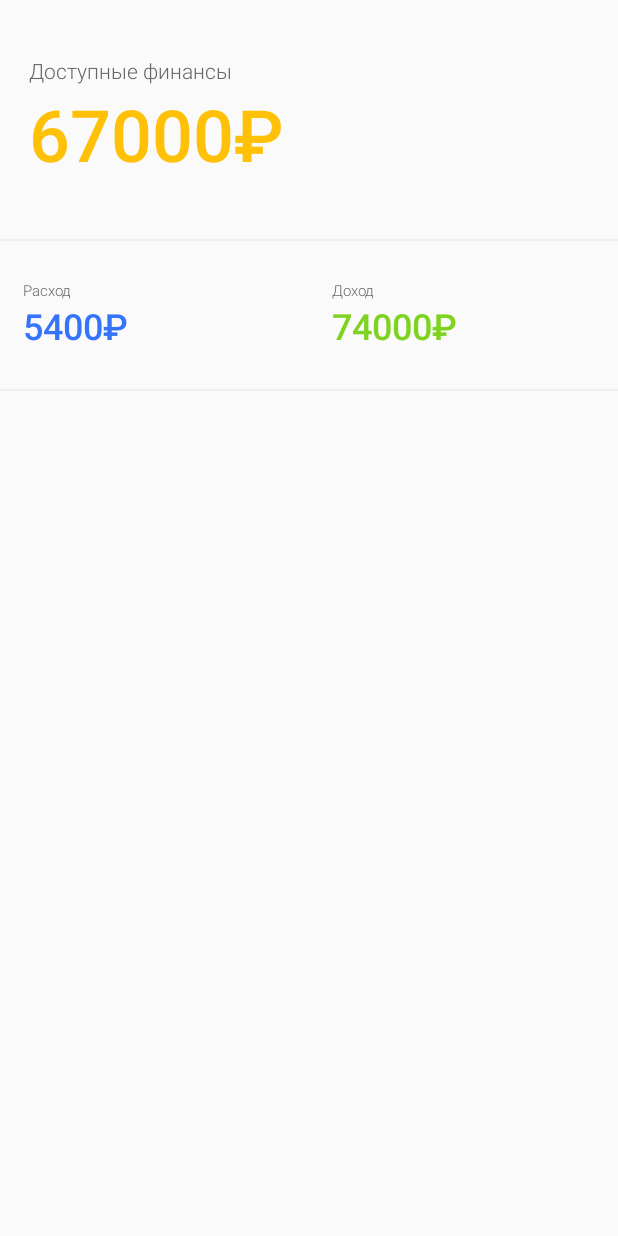
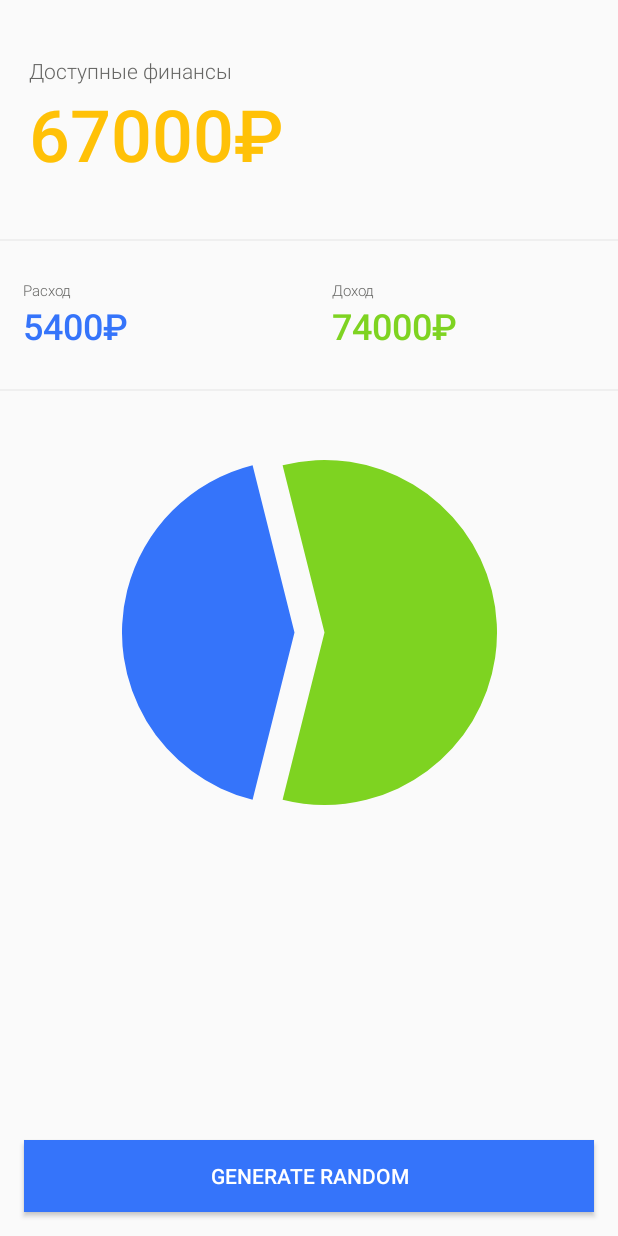
Before and after one commit to AlexGladkov/loftmoney-2, an Android app: the fragment DiagramFragment shown on its own in the app's theme, on a phone screen of 412 x 824 dp. Run offline under Robolectric (Android 15) with nearby library versions, the phone set to English and light mode, and no system bars.

Commit message:
added custom view

```diff
--- a/app/src/main/java/com/agladkov/loftmoney/BalanceView.java
+++ b/app/src/main/java/com/agladkov/loftmoney/BalanceView.java
@@ -2,33 +2,75 @@ package com.agladkov.loftmoney;
 
 import android.content.Context;
 import android.graphics.Canvas;
+import android.graphics.Paint;
 import android.util.AttributeSet;
 import android.view.View;
 
 import androidx.annotation.Nullable;
+import androidx.core.content.ContextCompat;
 
 public class BalanceView extends View {
 
+    private float expenses = 5400;
+    private float incomes = 7400;
+
+    private Paint expensePaint = new Paint();
+    private Paint incomePaint = new Paint();
+
     public BalanceView(Context context) {
         super(context);
+        init();
     }
 
     public BalanceView(Context context, @Nullable AttributeSet attrs) {
         super(context, attrs);
+        init();
     }
 
     public BalanceView(Context context, @Nullable AttributeSet attrs, int defStyleAttr) {
         super(context, attrs, defStyleAttr);
+        init();
     }
 
     public BalanceView(Context context, @Nullable AttributeSet attrs, int defStyleAttr, int defStyleRes) {
         super(context, attrs, defStyleAttr, defStyleRes);
+        init();
+    }
+
+    public void update(float expenses, float incomes) {
+        this.expenses = expenses;
+        this.incomes = incomes;
+
+        invalidate();
+    }
+
+    private void init() {
+        expensePaint.setColor(ContextCompat.getColor(getContext(), R.color.colorPrimary));
+        incomePaint.setColor(ContextCompat.getColor(getContext(), R.color.colorGreen));
     }
 
     @Override
     protected void onDraw(Canvas canvas) {
         super.onDraw(canvas);
 
+        float total = expenses + incomes;
 
+        float expenseAngle = 360f * expenses / total;
+        float incomesAngle = 360f * incomes / total;
+
+        int space = 15;
+        int size = Math.min(getWidth(), getHeight()) - space * 2;
+        int xMargin = (getWidth() - size) / 2;
+        int yMargin = (getHeight() - size) / 2;
+
+        canvas.drawArc(xMargin - space, yMargin,
+                getWidth() - xMargin - space,
+                getHeight() - yMargin, 180 - expenseAngle / 2,
+                expenseAngle, true, expensePaint);
+
+        canvas.drawArc(xMargin + space, yMargin,
+                getWidth() - xMargin + space,
+                getHeight() - yMargin, 360 - incomesAngle / 2,
+                incomesAngle, true, incomePaint);
     }
 }
--- a/app/src/main/java/com/agladkov/loftmoney/DiagramFragment.java
+++ b/app/src/main/java/com/agladkov/loftmoney/DiagramFragment.java
@@ -4,10 +4,13 @@ import android.os.Bundle;
 import android.view.LayoutInflater;
 import android.view.View;
 import android.view.ViewGroup;
+import android.widget.Button;
 
 import androidx.annotation.NonNull;
 import androidx.annotation.Nullable;
 import androidx.fragment.app.Fragment;
+
+import java.util.Random;
 
 public class DiagramFragment extends Fragment {
 
@@ -20,6 +23,15 @@ public class DiagramFragment extends Fragment {
     @Override
     public void onViewCreated(@NonNull View view, @Nullable Bundle savedInstanceState) {
         super.onViewCreated(view, savedInstanceState);
+
+        final BalanceView balanceView = view.findViewById(R.id.balanceView);
+        Button randomView = view.findViewById(R.id.randomButtonView);
+        randomView.setOnClickListener(new View.OnClickListener() {
+            @Override
+            public void onClick(View v) {
+                balanceView.update(new Random().nextFloat(), new Random().nextFloat());
+            }
+        });
     }
 
     public static DiagramFragment getInstance() {
--- a/app/src/main/java/com/agladkov/loftmoney/SecondActivity.java
+++ b/app/src/main/java/com/agladkov/loftmoney/SecondActivity.java
@@ -1,15 +1,10 @@
 package com.agladkov.loftmoney;
 
 import androidx.appcompat.app.AppCompatActivity;
-import androidx.core.content.ContextCompat;
 import androidx.fragment.app.Fragment;
-import androidx.fragment.app.FragmentPagerAdapter;
-import androidx.viewpager.widget.PagerTabStrip;
 import androidx.viewpager.widget.ViewPager;
 
-import android.content.Context;
 import android.os.Bundle;
-import android.util.Log;
 
 import com.google.android.material.tabs.TabLayout;
 
--- a/app/src/main/res/layout/fragment_balance.xml
+++ b/app/src/main/res/layout/fragment_balance.xml
@@ -107,12 +107,25 @@
         android:background="@color/dividerColor"
         app:layout_constraintTop_toBottomOf="@+id/llIncomes" />
 
-    <View
-        android:layout_width="184dp"
-        android:layout_height="176dp"
+    <com.agladkov.loftmoney.BalanceView
+        android:id="@+id/balanceView"
+        android:layout_width="250dp"
+        android:layout_height="250dp"
         android:layout_marginTop="36dp"
         app:layout_constraintTop_toBottomOf="@+id/dividerData"
         app:layout_constraintStart_toStartOf="parent"
         app:layout_constraintEnd_toEndOf="parent" />
 
+    <Button
+        android:id="@+id/randomButtonView"
+        android:layout_width="match_parent"
+        android:layout_height="wrap_content"
+        android:background="@color/colorPrimary"
+        android:textColor="@color/white"
+        android:text="Generate Random"
+        android:layout_margin="16dp"
+        app:layout_constraintBottom_toBottomOf="parent"
+        app:layout_constraintStart_toStartOf="parent"
+        app:layout_constraintEnd_toEndOf="parent" />
+
 </androidx.constraintlayout.widget.ConstraintLayout>
```
